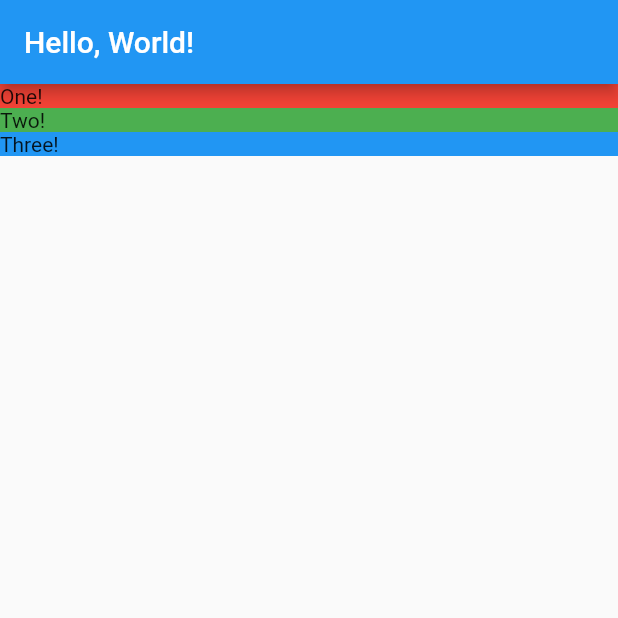
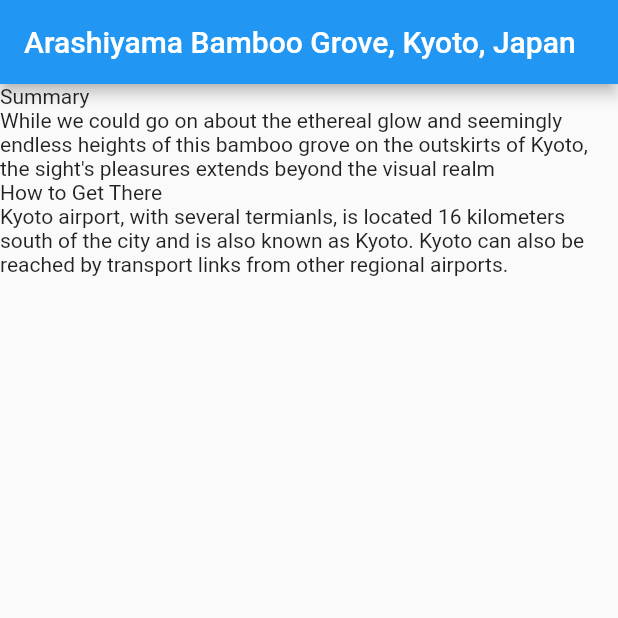
Before and after one commit to eliseuvideira/flutter_crash_course, a Flutter app: the screen it shows after launch, on a phone screen of 412 x 824 dp, the top half of it. Run offline on Flutter 3.47's test engine with Material 2 defaults, Android fonts, the phone set to English and light mode, and no system bars.

Commit message:
Organizing Data with Models

```diff
--- /dev/null
+++ b/lib/client/location.dart
@@ -0,0 +1,22 @@
+import '../models/location.dart';
+import '../models/location_fact.dart';
+
+class LocationClient {
+  static Location fetchOne() {
+    return Location(
+        name: 'Arashiyama Bamboo Grove, Kyoto, Japan',
+        url: 'https://goo.gl/Npy2K8',
+        facts: <LocationFact>[
+          LocationFact(
+            title: 'Summary',
+            text:
+                'While we could go on about the ethereal glow and seemingly endless heights of this bamboo grove on the outskirts of Kyoto, the sight\'s pleasures extends beyond the visual realm',
+          ),
+          LocationFact(
+            title: 'How to Get There',
+            text:
+                'Kyoto airport, with several termianls, is located 16 kilometers south of the city and is also known as Kyoto. Kyoto can also be reached by transport links from other regional airports.',
+          )
+        ]);
+  }
+}
--- a/lib/location_detail.dart
+++ b/lib/location_detail.dart
@@ -1,30 +1,40 @@
 import 'package:flutter/material.dart';
+import './models/location_fact.dart';
+import './models/location.dart';
 
 class LocationDetail extends StatelessWidget {
+  final Location location;
+
+  LocationDetail(this.location);
+
   @override
   Widget build(BuildContext context) {
     return Scaffold(
       appBar: AppBar(
-        title: Text("Hello, World!"),
+        title: Text(location.name),
       ),
       body: Column(
         mainAxisAlignment: MainAxisAlignment.start,
         crossAxisAlignment: CrossAxisAlignment.stretch,
-        children: <Widget>[
-          _section("One!", Colors.red),
-          _section("Two!", Colors.green),
-          _section("Three!", Colors.blue),
-        ],
+        children: _renderFacts(location.facts),
       ),
     );
   }
 
-  Widget _section(String title, Color color) {
-    return Container(
-      decoration: BoxDecoration(
-        color: color,
-      ),
-      child: Text(title),
-    );
+  List<Widget> _renderFacts(List<LocationFact> facts) {
+    var result = List<Widget>();
+    for (int i = 0; i < facts.length; i++) {
+      result.add(_sectionTitle(facts[i].title));
+      result.add(_sectionText(facts[i].text));
+    }
+    return result;
+  }
+
+  Widget _sectionTitle(String title) {
+    return Text(title);
+  }
+
+  Widget _sectionText(String text) {
+    return Text(text);
   }
 }
--- a/lib/main.dart
+++ b/lib/main.dart
@@ -1,8 +1,12 @@
 import 'package:flutter/material.dart';
-import 'location_detail.dart';
+import './models/location.dart';
+import './client/location.dart';
+import './location_detail.dart';
 
 void main() {
+  final Location location = LocationClient.fetchOne();
+
   return runApp(MaterialApp(
-    home: LocationDetail(),
+    home: LocationDetail(location),
   ));
 }
--- /dev/null
+++ b/lib/models/location.dart
@@ -0,0 +1,8 @@
+import './location_fact.dart';
+
+class Location {
+  final String name;
+  final String url;
+  final List<LocationFact> facts;
+  Location({this.name, this.url, this.facts});
+}
--- /dev/null
+++ b/lib/models/location_fact.dart
@@ -0,0 +1,5 @@
+class LocationFact {
+  final String title;
+  final String text;
+  LocationFact({this.title, this.text});
+}
```
